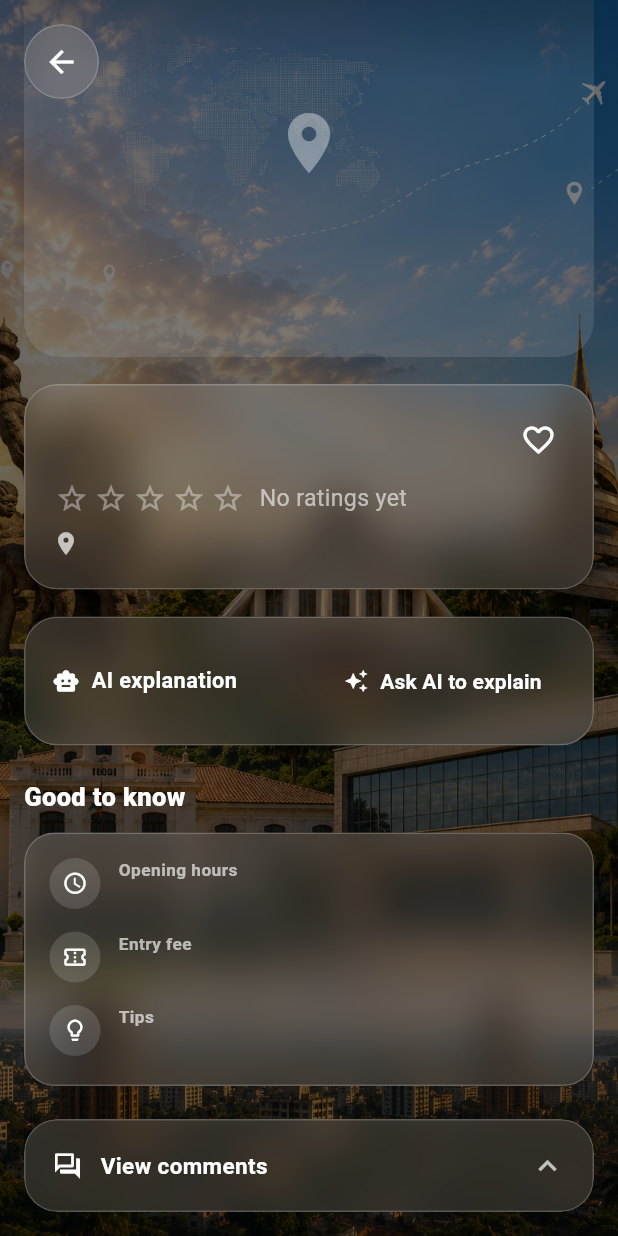
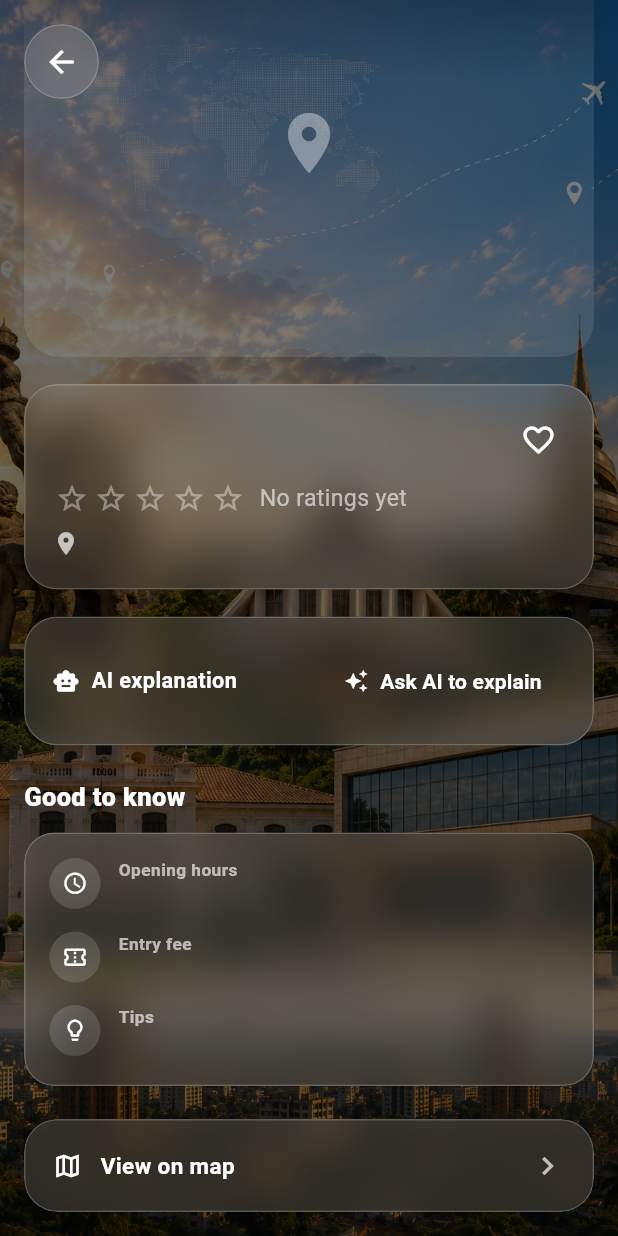
Before and after one commit to Kynmmarshall/globetrotter-capstone, a Flutter app: the DestinationDetailPage screen opened directly with empty values, scrolled down 63 dp, on a phone screen of 412 x 824 dp. Run offline on Flutter 3.47's test engine with Material 3 defaults, Android fonts, the phone set to English and light mode, and no system bars; our stand-ins replace flutter_map, google_sign_in, image_picker, latlong2, shared_preferences; missing offline and left inert: google_sign_in_web, maplibre_gl; accounts and stored records are empty.

Commit message:
Add "View on map" button and implement map navigation functionality

```diff
--- a/lib/l10n/app_en.arb
+++ b/lib/l10n/app_en.arb
@@ -128,6 +128,7 @@
   "mapProfileWalking": "Walk",
   "mapProfileCycling": "Bike",
   "mapRoutingNotConfigured": "Directions aren't set up yet. Please check back soon.",
+  "viewOnMapButton": "View on map",
   "mapRouteError": "Couldn't get directions.\n{error}",
   "@mapRouteError": {
     "placeholders": { "error": { "type": "String" } }
--- a/lib/l10n/app_fr.arb
+++ b/lib/l10n/app_fr.arb
@@ -112,6 +112,7 @@
   "mapProfileWalking": "À pied",
   "mapProfileCycling": "Vélo",
   "mapRoutingNotConfigured": "L'itinéraire n'est pas encore configuré. Revenez bientôt.",
+  "viewOnMapButton": "Voir sur la carte",
   "mapRouteError": "Impossible d'obtenir l'itinéraire.\n{error}",
   "deleteItineraryButton": "Supprimer",
   "deleteItineraryConfirmTitle": "Supprimer cet itinéraire ?",
--- a/lib/l10n/gen/app_localizations.dart
+++ b/lib/l10n/gen/app_localizations.dart
@@ -710,6 +710,12 @@
   /// **'Directions aren\'t set up yet. Please check back soon.'**
   String get mapRoutingNotConfigured;
 
+  /// No description provided for @viewOnMapButton.
+  ///
+  /// In en, this message translates to:
+  /// **'View on map'**
+  String get viewOnMapButton;
+
   /// No description provided for @mapRouteError.
   ///
   /// In en, this message translates to:
--- a/lib/l10n/gen/app_localizations_en.dart
+++ b/lib/l10n/gen/app_localizations_en.dart
@@ -344,6 +344,9 @@
       'Directions aren\'t set up yet. Please check back soon.';
 
   @override
+  String get viewOnMapButton => 'View on map';
+
+  @override
   String mapRouteError(String error) {
     return 'Couldn\'t get directions.\n$error';
   }
--- a/lib/l10n/gen/app_localizations_fr.dart
+++ b/lib/l10n/gen/app_localizations_fr.dart
@@ -356,6 +356,9 @@
       'L\'itinéraire n\'est pas encore configuré. Revenez bientôt.';
 
   @override
+  String get viewOnMapButton => 'Voir sur la carte';
+
+  @override
   String mapRouteError(String error) {
     return 'Impossible d\'obtenir l\'itinéraire.\n$error';
   }
--- a/lib/screens/destination_detail_page.dart
+++ b/lib/screens/destination_detail_page.dart
@@ -3,6 +3,7 @@
 import 'package:flutter/material.dart';
 import 'package:trip_io/l10n/gen/app_localizations.dart';
 import 'package:trip_io/models/models.dart';
+import 'package:trip_io/screens/map_page.dart';
 import 'package:trip_io/services/api_client.dart';
 import 'package:trip_io/services/session_controller.dart';
 import 'package:trip_io/widgets/comments_section.dart';
@@ -305,6 +306,38 @@
     );
   }
 
+  Widget _buildViewOnMapButton(BuildContext context) {
+    final l10n = AppLocalizations.of(context)!;
+    return Material(
+      color: Colors.transparent,
+      borderRadius: BorderRadius.circular(22),
+      clipBehavior: Clip.antiAlias,
+      child: InkWell(
+        onTap: () => Navigator.of(context).push(
+          MaterialPageRoute(
+            builder: (_) => MapPage(session: widget.session, focusDestination: destination),
+          ),
+        ),
+        child: _glassPanel(
+          borderRadius: BorderRadius.circular(22),
+          child: Row(
+            children: [
+              const Icon(Icons.map_outlined, color: Colors.white, size: 20),
+              const SizedBox(width: 12),
+              Expanded(
+                child: Text(
+                  l10n.viewOnMapButton,
+                  style: const TextStyle(color: Colors.white, fontWeight: FontWeight.w700, fontSize: 15),
+                ),
+              ),
+              const Icon(Icons.chevron_right, color: Colors.white70),
+            ],
+          ),
+        ),
+      ),
+    );
+  }
+
   Widget _buildCommentsButton(BuildContext context) {
     final l10n = AppLocalizations.of(context)!;
     return Material(
@@ -576,6 +609,10 @@
                                 ),
                               ),
                             ],
+                            if (destination.hasCoordinates) ...[
+                              const SizedBox(height: 22),
+                              _buildViewOnMapButton(context),
+                            ],
                             const SizedBox(height: 22),
                             _buildCommentsButton(context),
                             if (destination.nearby.isNotEmpty) ...[
--- a/lib/widgets/trip_map.dart
+++ b/lib/widgets/trip_map.dart
@@ -9,12 +9,14 @@
 class TripMapMarker {
   const TripMapMarker({
     required this.id,
+    required this.name,
     required this.lat,
     required this.lon,
     this.selected = false,
   });
 
   final String id;
+  final String name;
   final double lat;
   final double lon;
   final bool selected;
```
Also changed, not shown: lib/screens/map_page.dart (+12 -1 lines), lib/widgets/trip_map_flutter_map.dart (+8 -3 lines), lib/widgets/trip_map_maplibre.dart (+61 -1 lines).
